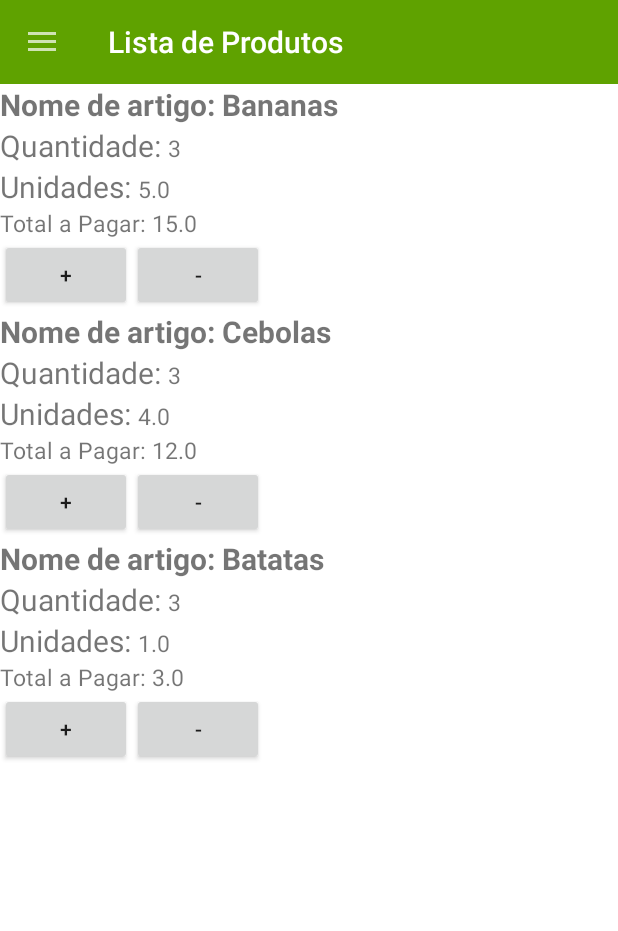
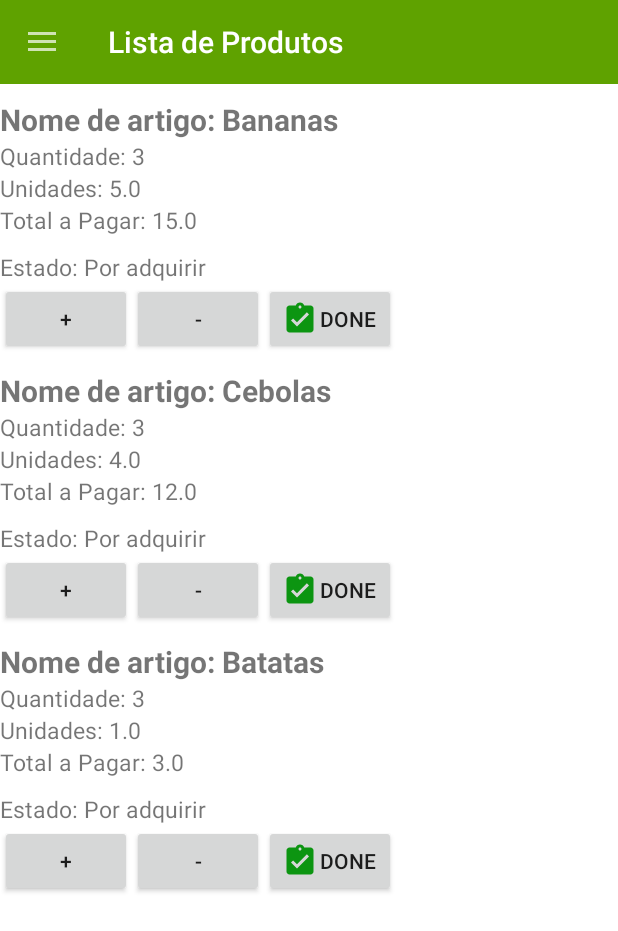
Before and after one commit to jvasconcelos1980/mini-projecto-compras, an Android app: the ListaCompras screen opened directly, with no data from a screen before it, on a phone screen of 412 x 824 dp. Shown: the top 931 px of the screen. Run offline under Robolectric (Android 15) with nearby library versions, the phone set to English and light mode, and no system bars.

Commit message:
Alteração de nome de classes e métodos Novo layout para recycle

```diff
--- a/app/src/main/AndroidManifest.xml
+++ b/app/src/main/AndroidManifest.xml
@@ -10,8 +10,8 @@
         android:supportsRtl="true"
         android:theme="@style/AppTheme">
         <activity android:name=".formulario_compras"></activity>
-        <activity android:name=".compras" />
-        <activity android:name=".lista_compras" />
+        <activity android:name=".ListaCompras" />
+        <activity android:name=".Produto" />
         <activity android:name=".MainActivity">
             <intent-filter>
                 <action android:name="android.intent.action.MAIN" />
--- a/app/src/main/java/com/example/compras/ComprasAdapter.kt
+++ b/app/src/main/java/com/example/compras/ComprasAdapter.kt
@@ -10,12 +10,13 @@ import kotlinx.android.synthetic.main.item_expression.view.*
 
 
 class ComprasAdapter(private val context: Context, private val layout: Int,
-                     private val items: List<lista_compras>) : RecyclerView.Adapter<ComprasAdapter.ComprasViewHolder>() {
+                     private val items: List<Produto>) : RecyclerView.Adapter<ComprasAdapter.ComprasViewHolder>() {
     class ComprasViewHolder(view: View) : RecyclerView.ViewHolder(view) {
         val produto: TextView = view.text_produto
         val quantidade: TextView = view.text_quantidade
         val precoUnit: TextView = view.text_precoUnit
         val total: TextView = view.text_total_pagar
+        val adquirido: TextView = view.texto_done_or_not_done
     }
     override fun onCreateViewHolder(parent: ViewGroup, viewType: Int): ComprasViewHolder {
         return ComprasViewHolder(LayoutInflater.from(context).inflate(layout,parent,false))
@@ -26,6 +27,13 @@ class ComprasAdapter(private val context: Context, private val layout: Int,
         holder.quantidade.text = items[position].mostraQuantidade().toString()
         holder.precoUnit.text = items[position].mostraPreco().toString()
         holder.total.text = items[position].calcularPrecos().toString()
+
+        if (items[position].obterValidacao() == false) {
+            holder.adquirido.text = "Por adquirir"
+        } else {
+            holder.adquirido.text = "ADQUIRIDO"
+        }
+
     }
 
     override fun getItemCount() = items.size
--- a/app/src/main/java/com/example/compras/compras.kt
+++ b/app/src/main/java/com/example/compras/ListaCompras.kt
@@ -1,35 +1,28 @@
 package com.example.compras
 
 import NavigationManager
-import android.content.Context
-import android.graphics.drawable.ClipDrawable.VERTICAL
-import android.nfc.Tag
 import android.os.Build
 import android.os.Bundle
 import android.util.Log
 import android.view.MenuItem
-import android.widget.ArrayAdapter
-import android.widget.ListView
 import android.widget.Toast
 import androidx.annotation.RequiresApi
 import androidx.appcompat.app.ActionBarDrawerToggle
 import androidx.appcompat.app.AppCompatActivity
 import androidx.core.view.GravityCompat
-import androidx.recyclerview.widget.DividerItemDecoration
 import androidx.recyclerview.widget.LinearLayoutManager
 import com.google.android.material.navigation.NavigationView
 import kotlinx.android.synthetic.main.activity_compras.*
 import kotlinx.android.synthetic.main.drawer_header.view.*
-import kotlinx.android.synthetic.main.item_expression.*
 
-class compras () : AppCompatActivity(), NavigationView.OnNavigationItemSelectedListener {
+class ListaCompras () : AppCompatActivity(), NavigationView.OnNavigationItemSelectedListener {
 
-    private var listaCompras = ArrayList<lista_compras>()
-    private val TAG = compras::class.java.simpleName
+    private var listaCompras = ArrayList<Produto>()
+    private val TAG = ListaCompras::class.java.simpleName
 
-    var produto1 = lista_compras("Bananas",3, 5.0)
-    var produto2 = lista_compras("Cebolas",3, 4.0)
-    var produto3 = lista_compras("Batatas",3, 1.0)
+    var produto1 = Produto("Bananas",3, 5.0)
+    var produto2 = Produto("Cebolas",3, 4.0)
+    var produto3 = Produto("Batatas",3, 1.0)
 
     // Calcular # produtos + preços totais
 
@@ -67,7 +60,7 @@ class compras () : AppCompatActivity(), NavigationView.OnNavigationItemSelectedL
 
     fun adicionarProduto (nome: String, qt: Int, valorUnit: Double) {
 
-        var produtoAdicionar = lista_compras (nome,qt,valorUnit)
+        var produtoAdicionar = Produto (nome,qt,valorUnit)
         listaCompras.add(produtoAdicionar)
         Toast.makeText(this,"Foi adicionado o artigo $nome à lista de compras", Toast.LENGTH_LONG).show()
 
@@ -97,7 +90,6 @@ class compras () : AppCompatActivity(), NavigationView.OnNavigationItemSelectedL
         menu_drawer.addDrawerListener(toggle)
         toggle.syncState()
     }
-
 
     @RequiresApi(Build.VERSION_CODES.O)
     override fun onCreate(savedInstanceState: Bundle?) {
--- a/app/src/main/java/com/example/compras/MainActivity.kt
+++ b/app/src/main/java/com/example/compras/MainActivity.kt
@@ -2,15 +2,9 @@ package com.example.compras
 
 import android.content.Intent
 import android.os.Bundle
-import android.util.Log
 import android.widget.Toast
-import android.widget.Toast.*
 import androidx.appcompat.app.AppCompatActivity
-import kotlinx.android.synthetic.main.activity_compras.*
 import kotlinx.android.synthetic.main.activity_main.*
-import kotlin.math.log
-import android.util.*
-import android.widget.EditText
 
 
 class MainActivity : AppCompatActivity() {
@@ -44,7 +38,7 @@ class MainActivity : AppCompatActivity() {
                 if (user.getUsername() == username && user.getPwd() == password) {
                 //auth valida
                     login_ok = true
-                    val intentLogin = Intent(this,compras::class.java)
+                    val intentLogin = Intent(this,ListaCompras::class.java)
                     intentLogin.apply { putExtra("utilizador", user.getUsername()) }
                     intentLogin.apply { putExtra("nome_utilizador", user.getNomeUser()) }
                     startActivity(intentLogin)
--- a/app/src/main/java/com/example/compras/NavigationManager.kt
+++ b/app/src/main/java/com/example/compras/NavigationManager.kt
@@ -1,14 +1,8 @@
 
-import android.graphics.Color
-import android.view.MenuItem
-import android.view.View
-import android.widget.Toast
-import androidx.core.view.GravityCompat
 import androidx.fragment.app.Fragment
 import androidx.fragment.app.FragmentManager
 import com.example.compras.ComprasFragment
 import com.example.compras.R
-import com.example.compras.compras
 import com.example.compras.formulario_compras
 
 
--- a/app/src/main/java/com/example/compras/lista_compras.kt
+++ b/app/src/main/java/com/example/compras/Produto.kt
@@ -2,7 +2,7 @@ package com.example.compras
 
 import android.media.Image
 
-class lista_compras(val nomeProduto: String, val quantidade: Int, val precoUnitario: Double) {
+class Produto(var nomeProduto: String, var quantidade: Int, var precoUnitario: Double, var adquirido : Boolean = false) {
 
     fun mostraNomeProduto() : String {
         return this.nomeProduto
@@ -30,4 +30,13 @@ class lista_compras(val nomeProduto: String, val quantidade: Int, val precoUnita
         this.quantidade.dec()
     }
 
+    fun validarAquisicao(){
+        this.adquirido = true
+    }
+
+    fun obterValidacao() : Boolean {
+     return this.adquirido
+    }
+
+
 }
--- /dev/null
+++ b/app/src/main/res/drawable/ic_assignment_turned_in_black_24dp.xml
@@ -0,0 +1,5 @@
+<vector android:height="24dp" android:tint="#0C9511"
+    android:viewportHeight="24.0" android:viewportWidth="24.0"
+    android:width="24dp" xmlns:android="http://schemas.android.com/apk/res/android">
+    <path android:fillColor="#FF000000" android:pathData="M19,3h-4.18C14.4,1.84 13.3,1 12,1c-1.3,0 -2.4,0.84 -2.82,2L5,3c-1.1,0 -2,0.9 -2,2v14c0,1.1 0.9,2 2,2h14c1.1,0 2,-0.9 2,-2L21,5c0,-1.1 -0.9,-2 -2,-2zM12,3c0.55,0 1,0.45 1,1s-0.45,1 -1,1 -1,-0.45 -1,-1 0.45,-1 1,-1zM10,17l-4,-4 1.41,-1.41L10,14.17l6.59,-6.59L18,9l-8,8z"/>
+</vector>
--- a/app/src/main/res/layout/activity_compras.xml
+++ b/app/src/main/res/layout/activity_compras.xml
@@ -51,16 +51,8 @@
             android:id="@+id/lista_artigos"
             android:layout_width="match_parent"
             android:layout_height="match_parent"
-            tools:context=".compras"
+            tools:context=".ListaCompras"
             />
-
-    <Button
-        android:layout_width="0dp"
-        android:layout_height="10dp"
-        android:text="+"
-        android:id="@+id/inc_quantidade"
-        >
-    </Button>
 
     </com.google.android.material.appbar.AppBarLayout>
     <com.google.android.material.navigation.NavigationView
@@ -72,6 +64,8 @@
         app:menu="@menu/drawer_menu"
         >
 
+
     </com.google.android.material.navigation.NavigationView>
 
+
 </androidx.drawerlayout.widget.DrawerLayout>
--- a/app/src/main/res/layout/item_expression.xml
+++ b/app/src/main/res/layout/item_expression.xml
@@ -4,6 +4,12 @@
     android:orientation="vertical"
     android:layout_width="match_parent"
     android:layout_height="wrap_content">
+    <LinearLayout
+        android:layout_width="match_parent"
+        android:layout_height="10dp"
+        android:orientation="horizontal"
+        >
+    </LinearLayout>
     <LinearLayout
         android:layout_width="match_parent"
         android:layout_height="match_parent"
@@ -34,7 +40,7 @@
             android:layout_width="wrap_content"
             android:layout_height="wrap_content"
             android:text="Quantidade: "
-            android:textSize="20sp"
+            android:textSize="15sp"
             />
         <TextView
             android:id="@+id/text_quantidade"
@@ -53,7 +59,7 @@
             android:layout_width="wrap_content"
             android:layout_height="wrap_content"
             android:text="Unidades: "
-            android:textSize="20sp"
+            android:textSize="15sp"
             />
         <TextView
             android:id="@+id/text_precoUnit"
@@ -84,6 +90,31 @@
     </LinearLayout>
     <LinearLayout
         android:layout_width="match_parent"
+        android:layout_height="10dp"
+        android:orientation="horizontal"
+        >
+    </LinearLayout>
+    <LinearLayout
+        android:layout_width="match_parent"
+        android:layout_height="match_parent"
+        android:orientation="horizontal"
+        >
+        <TextView
+            android:layout_width="wrap_content"
+            android:layout_height="wrap_content"
+            android:text="Estado: "
+            android:textSize="15sp"
+            />
+        <TextView
+            android:id="@+id/texto_done_or_not_done"
+            android:text="---"
+            android:layout_width="wrap_content"
+            android:layout_height="wrap_content"
+            android:textSize="15sp"
+            />
+    </LinearLayout>
+    <LinearLayout
+        android:layout_width="match_parent"
         android:layout_height="match_parent"
         android:orientation="horizontal"
         >
@@ -101,5 +132,14 @@
             android:layout_height="wrap_content"
             android:text="-">
         </Button>
+
+        <Button
+            android:id="@+id/botao_confirmar_done"
+            android:layout_width="wrap_content"
+            android:layout_height="wrap_content"
+            android:text="DONE"
+            android:drawableLeft="@drawable/ic_assignment_turned_in_black_24dp"
+            >
+        </Button>
     </LinearLayout>
 </LinearLayout>
```
